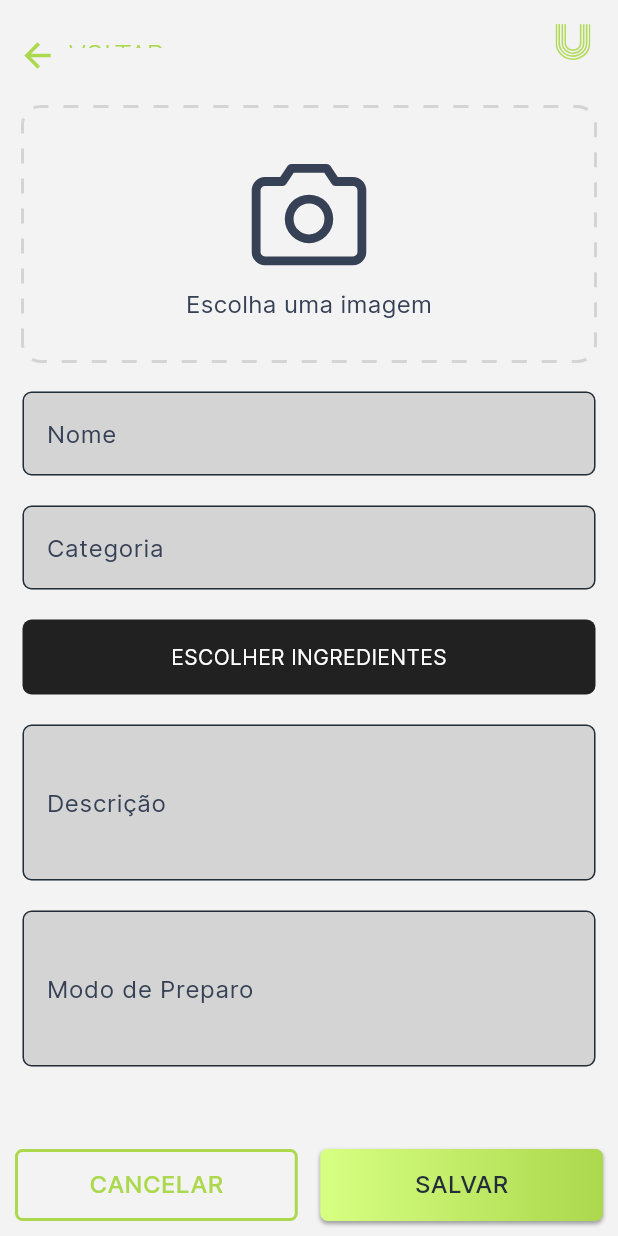
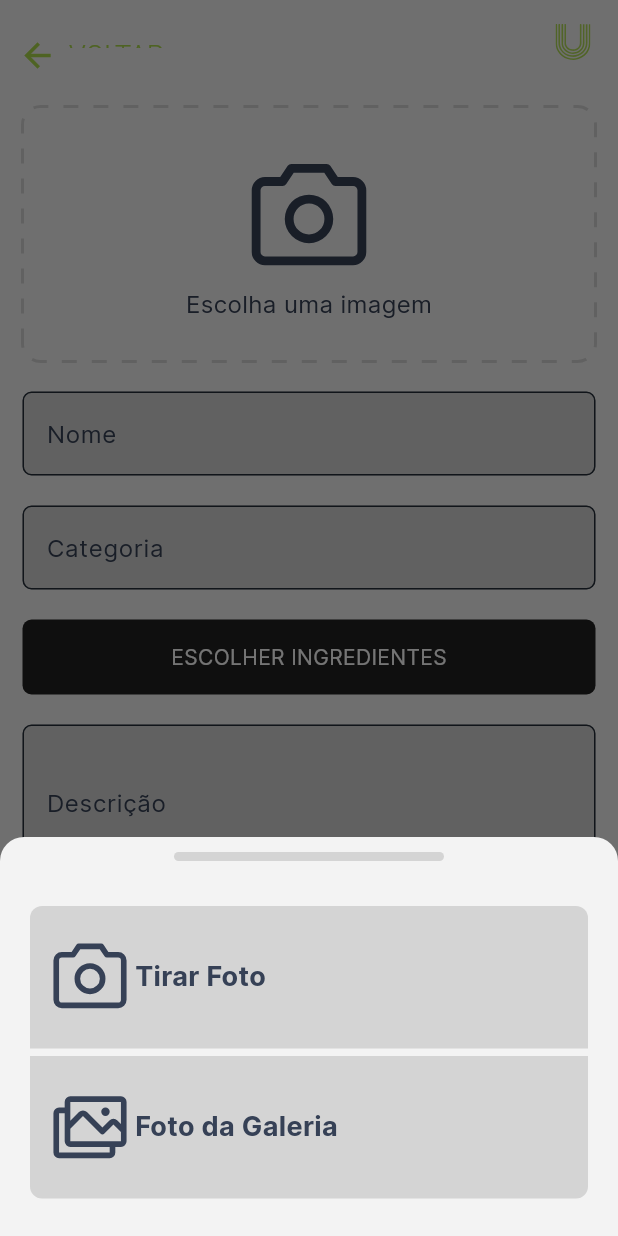
Before and after one commit to unlockway/unlockwayui, a Flutter app: the NewMeal screen opened directly, after a tap on "Escolha uma imagem", on a phone screen of 412 x 824 dp. Run offline on Flutter 3.47's test engine with Material 2 defaults, Android fonts, the phone set to English and light mode, and no system bars; drawn by our look-alikes of dotted_border; our stand-ins replace flutter_svg, image_picker, phosphor_flutter; project files that could hold a hidden picture were left out.

Commit message:
Theme att, Meal Card refactored, New Meal Init

```diff
--- a/lib/screens/meals/components/new_meal_page.dart
+++ b/lib/screens/meals/components/new_meal_page.dart
@@ -6,10 +6,14 @@ import 'package:image_picker/image_picker.dart';
 import 'package:phosphor_flutter/phosphor_flutter.dart';
 import 'package:unlockway/components/buttons.dart';
 import 'package:unlockway/components/navigation.dart';
+import 'package:unlockway/components/popups.dart';
 import 'package:unlockway/components/text_field.dart';
 import 'package:unlockway/constants.dart';
+import 'package:unlockway/screens/meals/components/photo_picker_popup.dart';
 import 'package:unlockway/screens/meals/meals.dart';
 import 'package:dotted_border/dotted_border.dart';
+
+File? selectedImage;
 
 class NewMeal extends StatefulWidget {
   const NewMeal({
@@ -21,8 +25,6 @@ class NewMeal extends StatefulWidget {
 }
 
 class _NewMealState extends State<NewMeal> {
-  File? selectedImage;
-
   @override
   Widget build(BuildContext context) {
     return Scaffold(
@@ -114,7 +116,10 @@ class _NewMealState extends State<NewMeal> {
             children: [
               InkWell(
                 onTap: () {
-                  _pickFromCamera();
+                  modalBuilderBottomAnimation(
+                    context,
+                    const PhotoPickerPopup(),
+                  );
                 },
                 child: selectedImage != null
                     ? Container(
@@ -221,7 +226,7 @@ class _NewMealState extends State<NewMeal> {
     );
   }
 
-  Future _pickFromCamera() async {
+  Future pickFromCamera() async {
     final returnedImage = await ImagePicker().pickImage(
       source: ImageSource.camera,
     );
@@ -231,4 +236,15 @@ class _NewMealState extends State<NewMeal> {
       selectedImage = File(returnedImage.path);
     });
   }
+
+  Future pickFromGallery() async {
+    final returnedImage = await ImagePicker().pickImage(
+      source: ImageSource.gallery,
+    );
+
+    if (returnedImage == null) return;
+    setState(() {
+      selectedImage = File(returnedImage.path);
+    });
+  }
 }
--- /dev/null
+++ b/lib/screens/meals/components/photo_picker_popup.dart
@@ -0,0 +1,109 @@
+import 'package:flutter/material.dart';
+import 'package:flutter_svg/flutter_svg.dart';
+import 'package:phosphor_flutter/phosphor_flutter.dart';
+import 'package:unlockway/components/navigation.dart';
+import 'package:unlockway/screens/meals/components/new_meal_page.dart';
+
+class PhotoPickerPopup extends StatelessWidget {
+  const PhotoPickerPopup({super.key});
+
+  @override
+  Widget build(BuildContext context) {
+    return Container(
+      height: 200,
+      decoration: const BoxDecoration(
+        borderRadius: BorderRadius.only(
+          topLeft: Radius.circular(20),
+          topRight: Radius.circular(20),
+        ),
+      ),
+      margin: const EdgeInsets.all(20),
+      child: Column(
+        children: [
+          InkWell(
+            onTap: () {},
+            child: Container(
+              padding: const EdgeInsets.all(10),
+              width: double.infinity,
+              height: 95,
+              decoration: BoxDecoration(
+                color: Theme.of(context).colorScheme.onBackground,
+                borderRadius: const BorderRadius.only(
+                  topLeft: Radius.circular(8),
+                  topRight: Radius.circular(8),
+                ),
+              ),
+              child: Row(
+                mainAxisSize: MainAxisSize.max,
+                children: [
+                  Align(
+                    alignment: Alignment.center,
+                    child: Icon(
+                      PhosphorIcons.regular.camera,
+                      size: 60.0,
+                      color: Theme.of(context).colorScheme.outline,
+                    ),
+                  ),
+                  FittedBox(
+                    fit: BoxFit.fitWidth,
+                    child: Text(
+                      "Tirar Foto",
+                      style: TextStyle(
+                        fontFamily: "Inter",
+                        fontWeight: FontWeight.bold,
+                        fontSize: 18,
+                        color: Theme.of(context).colorScheme.outline,
+                      ),
+                    ),
+                  )
+                ],
+              ),
+            ),
+          ),
+          const SizedBox(
+            height: 5,
+          ),
+          InkWell(
+            onTap: () {},
+            child: Container(
+              padding: const EdgeInsets.all(10),
+              width: double.infinity,
+              height: 95,
+              decoration: BoxDecoration(
+                color: Theme.of(context).colorScheme.onBackground,
+                borderRadius: const BorderRadius.only(
+                  bottomLeft: Radius.circular(8),
+                  bottomRight: Radius.circular(8),
+                ),
+              ),
+              child: Row(
+                children: [
+                  Align(
+                    alignment: Alignment.center,
+                    child: Icon(
+                      PhosphorIcons.regular.images,
+                      size: 60.0,
+                      color: Theme.of(context).colorScheme.outline,
+                    ),
+                  ),
+                  FittedBox(
+                    fit: BoxFit.fitWidth,
+                    child: Text(
+                      "Foto da Galeria",
+                      style: TextStyle(
+                        fontFamily: "Inter",
+                        fontWeight: FontWeight.bold,
+                        fontSize: 18,
+                        color: Theme.of(context).colorScheme.outline,
+                      ),
+                    ),
+                  )
+                ],
+              ),
+            ),
+          ),
+        ],
+      ),
+    );
+  }
+}
```
